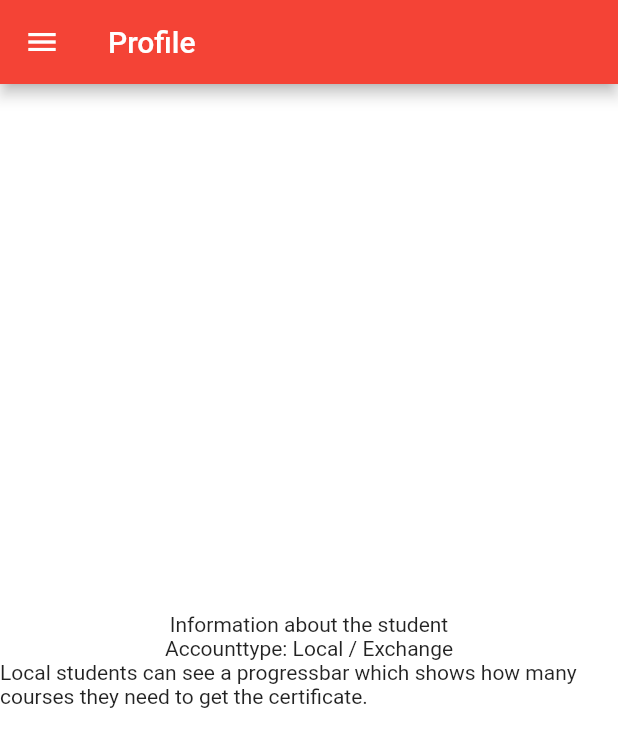
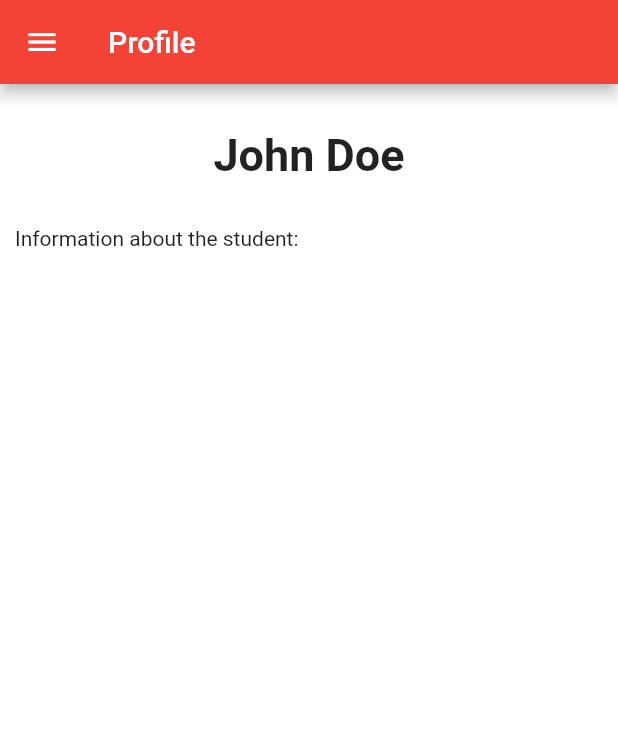
Before and after one commit to mobileappdevhm/concept-team-1, a Flutter app: the Profile screen opened by its route, on a phone screen of 412 x 824 dp. Shown: the top 747 px of the screen. Run offline on Flutter 3.47's test engine with Material 2 defaults, Android fonts, the phone set to English and light mode, and no system bars.

Commit message:
Some changes on Profile page

```diff
--- a/prototype2/lib/screens/profile.dart
+++ b/prototype2/lib/screens/profile.dart
@@ -2,31 +2,67 @@ import 'package:cie/utilities/utilities.dart';
 import 'package:flutter/material.dart';
 
 class Profile extends StatelessWidget {
+
   @override
-  Widget build (BuildContext context) => new Scaffold(
+  Widget build(BuildContext context) =>
+      new Scaffold(
         //App Bar
           appBar: new AppBar(
             title: new Text(
               'Profile',
               style: new TextStyle(
-          fontSize: Theme.of(context).platform == TargetPlatform.iOS ? 17.0 : 20.0,
+                fontSize: Theme
+                    .of(context)
+                    .platform == TargetPlatform.iOS ? 17.0 : 20.0,
               ),
             ),
-      elevation: Theme.of(context).platform == TargetPlatform.iOS ? 0.0 : 4.0,
+            elevation: Theme
+                .of(context)
+                .platform == TargetPlatform.iOS ? 0.0 : 4.0,
           ),
 
           //Content of tabs
           body: new PageView(
             children: <Widget>[
-        new Column(
+              new Column (
+                  children: <Widget>[new Row(
                     mainAxisAlignment: MainAxisAlignment.center,
                     children: <Widget>[
-            new Text('Information about the student'),
-            new Text('Accounttype: Local / Exchange'),
-            new Text('Local students can see a progressbar which shows how many courses they need to get the certificate.'),
+                      new Padding(padding: new EdgeInsets.all(30.0),
+                        child: new Container(
+
+                          child: new Text(
+                            'John Doe',
+                            style: new TextStyle(fontWeight: FontWeight.bold,
+                                fontSize: 30.0),
+                          ),
+                        ),)
                     ],
-        )
+                  ),
+                  new Row(
+                    mainAxisAlignment: MainAxisAlignment.start,
+                    children: <Widget>[
+                      new Padding(
+                        padding: new EdgeInsets.fromLTRB(10.0, 0.0, 0.0, 0.0),
+                        child: new Text('Information about the student:')
+                        ,)
                     ],
+                  ),
+                  new Row(
+                  ),
+                  ])
+
+            ],
+            //children: <Widget>[
+            //  new Column(
+            //    mainAxisAlignment: MainAxisAlignment.center,
+            //    children: <Widget>[
+            //      new Text('Information about the student'),
+            //      new Text('Accounttype: Local / Exchange'),
+            //      new Text('Local students can see a progressbar which shows how many courses they need to get the certificate.'),
+            //    ],
+            //  )
+            //],
           ),
           drawer: Utilities.getNavigationDrawer(context)
       );
```
Also changed, not shown: prototype2/resources/pexelsCom/beard-eyewear-face-874158.jpg (added), 1 other file. Lines whose indentation alone changed are shown as unchanged.
